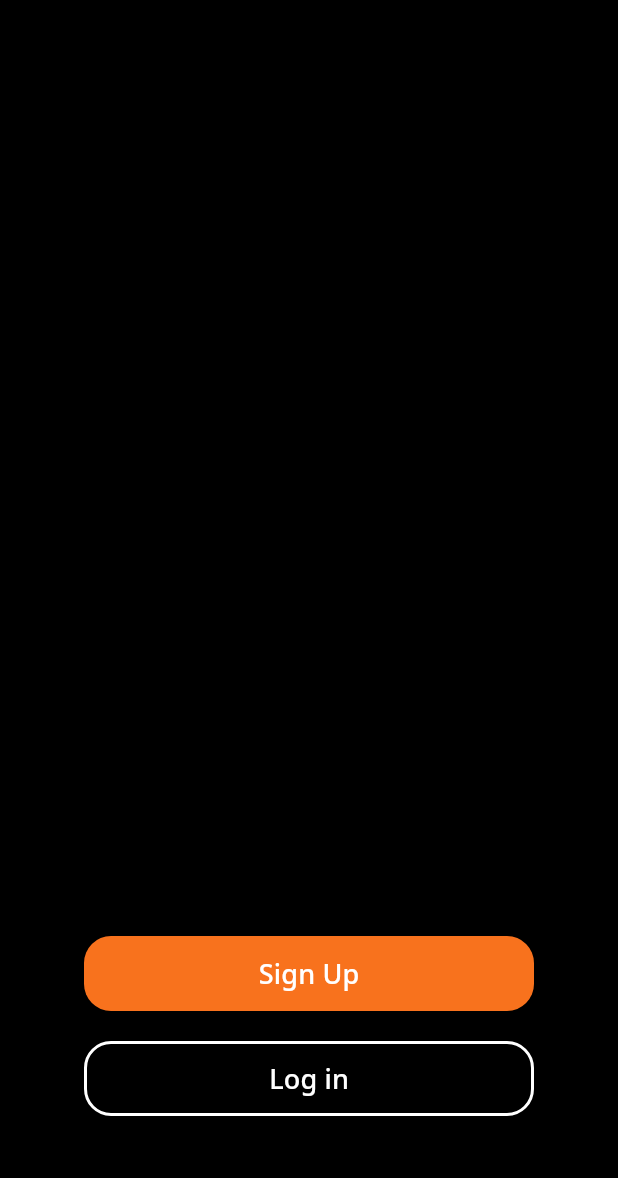
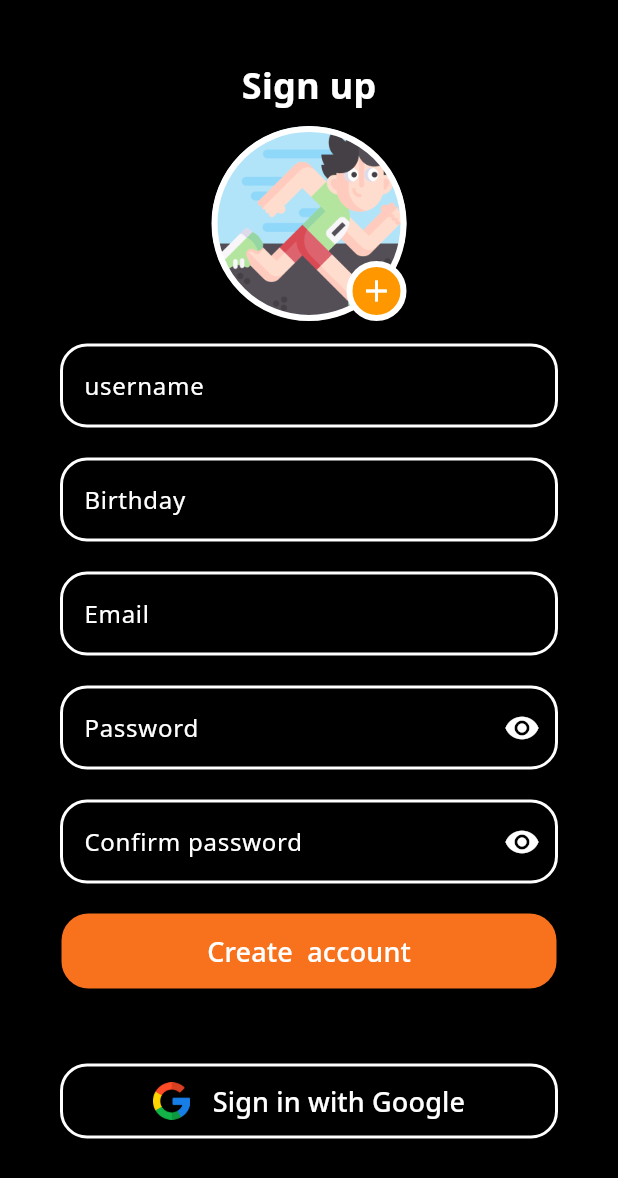
Before and after one commit to Milolikaxx/frontend_fitfit_app, a Flutter app: the screen it shows after launch, after a tap on "Sign Up", on a phone screen of 412 x 824 dp. Shown: the top 1178 px of the screen. Run offline on Flutter 3.47's test engine with Material 3 defaults, Android fonts, the phone set to English and light mode, and no system bars; our stand-ins replace dio, firebase_core, get, google_fonts, google_sign_in, image_picker; accounts and stored records are empty.

Commit message:
signUp page

```diff
--- /dev/null
+++ b/lib/pages/signup.dart
@@ -0,0 +1,419 @@
+import 'dart:developer';
+
+import 'package:dio/dio.dart';
+import 'package:flutter/material.dart';
+import 'package:image_picker/image_picker.dart';
+import 'package:intl/intl.dart';
+
+class SignUpPage extends StatefulWidget {
+  const SignUpPage({super.key});
+
+  @override
+  State<SignUpPage> createState() => _SignUpPageState();
+}
+
+class _SignUpPageState extends State<SignUpPage> {
+  var nameController = TextEditingController();
+  var dateController = TextEditingController();
+  bool _isPasswordVisible = false;
+  bool _isconPasswordVisible = false;
+  final confirmPasswordController = TextEditingController();
+  var passwordController = TextEditingController();
+  var imgPick = "";
+  DateTime? pickedDate;
+  @override
+  void initState() {
+    super.initState();
+    imgPick = "";
+  }
+  @override
+  Widget build(BuildContext context) {
+    return Scaffold(
+      backgroundColor: Colors.black,
+      body: SingleChildScrollView(
+        child: Padding(
+          padding: const EdgeInsets.all(40.0),
+          child: Center(
+            child: Column(
+              children: [
+                const Text(
+                  'Sign up',
+                  style: TextStyle(
+                    fontSize: 24,
+                    fontWeight: FontWeight.bold,
+                    color: Color.fromARGB(255, 255, 255, 255),
+                  ),
+                ),
+                Padding(
+                  padding: const EdgeInsets.only(top: 10),
+                  child: (imgPick != "") ? profileImg() : profileNoImg(),
+                ),
+                Padding(
+                  padding: const EdgeInsets.only(top: 15, bottom: 10),
+                  child: TextFormField(
+                    controller: nameController,
+                    validator: (value) {
+                      if (value == null || value.isEmpty) {
+                        return 'Please enter your name.';
+                      }
+                      return null;
+                    },
+                    style: const TextStyle(color: Colors.white),
+                    decoration: InputDecoration(
+                      hintText: 'username',
+                      hintStyle: const TextStyle(color: Colors.white),
+                      enabledBorder: OutlineInputBorder(
+                        borderSide:
+                            const BorderSide(color: Colors.white, width: 2),
+                        borderRadius: BorderRadius.circular(18),
+                      ),
+                      focusedBorder: OutlineInputBorder(
+                        borderSide:
+                            const BorderSide(color: Colors.white, width: 2),
+                        borderRadius: BorderRadius.circular(18),
+                      ),
+                    ),
+                  ),
+                ),
+                Padding(
+                  padding: const EdgeInsets.only(top: 10, bottom: 10),
+                  child: TextFormField(
+                    controller: dateController,
+                    validator: (value) {
+                      if (value == null || value.isEmpty) {
+                        return 'Please enter your birthday.';
+                      }
+                      return null;
+                    },
+                    style: const TextStyle(color: Colors.white),
+                    decoration: InputDecoration(
+                      hintText: 'Birthday',
+                      hintStyle: const TextStyle(color: Colors.white),
+                      enabledBorder: OutlineInputBorder(
+                        borderSide:
+                            const BorderSide(color: Colors.white, width: 2),
+                        borderRadius: BorderRadius.circular(18),
+                      ),
+                      focusedBorder: OutlineInputBorder(
+                        borderSide:
+                            const BorderSide(color: Colors.white, width: 2),
+                        borderRadius: BorderRadius.circular(18),
+                      ),
+                    ),
+                    readOnly:
+                        true, //set it true, so that user will not able to edit text
+                    onTap: () async {
+                      pickedDate = await showDatePicker(
+                          context: context,
+                          initialDate: DateTime.now(),
+                          firstDate: DateTime(
+                              1800), //DateTime.now() - not to allow to choose before today.
+                          lastDate: DateTime(2100));
+                      if (pickedDate != null) {
+                        log(pickedDate
+                            .toString()); // //pickedDate output format => 2021-03-10 00:00:00.000
+                        String formattedDate =
+                            DateFormat('dd-MM-yyyy').format(pickedDate!);
+                        log(formattedDate);
+                        setState(() {
+                          dateController.text = formattedDate;
+                        });
+                      } else {
+                        log("Date is not selected");
+                      }
+                    },
+                  ),
+                ),
+                Padding(
+                  padding: const EdgeInsets.only(top: 10, bottom: 10),
+                  child: TextFormField(
+                    controller: nameController,
+                    validator: (value) {
+                      // add email validation
+                      if (value == null || value.isEmpty) {
+                        return 'Please enter some text';
+                      }
+
+                      bool emailValid = RegExp(
+                              r"^[a-zA-Z0-9.a-zA-Z0-9.!#$%&'*+-/=?^_`{|}~]+@[a-zA-Z0-9]+\.[a-zA-Z]+")
+                          .hasMatch(value);
+                      if (!emailValid) {
+                        return 'Please enter a valid email';
+                      }
+
+                      return null;
+                    },
+                    style: const TextStyle(color: Colors.white),
+                    decoration: InputDecoration(
+                      hintText: 'Email',
+                      hintStyle: const TextStyle(color: Colors.white),
+                      enabledBorder: OutlineInputBorder(
+                        borderSide:
+                            const BorderSide(color: Colors.white, width: 2),
+                        borderRadius: BorderRadius.circular(18),
+                      ),
+                      focusedBorder: OutlineInputBorder(
+                        borderSide:
+                            const BorderSide(color: Colors.white, width: 2),
+                        borderRadius: BorderRadius.circular(18),
+                      ),
+                    ),
+                  ),
+                ),
+                Padding(
+                  padding: const EdgeInsets.only(top: 10, bottom: 10),
+                  child: TextFormField(
+                    controller: passwordController,
+                    validator: (value) {
+                      if (value == null || value.isEmpty) {
+                        return 'Please enter some text';
+                      }
+
+                      if (value.length < 8) {
+                        return 'Password must be at least 8 characters';
+                      }
+                      return null;
+                    },
+                    obscureText: !_isPasswordVisible,
+                    style: const TextStyle(color: Colors.white),
+                    decoration: InputDecoration(
+                        hintText: 'Password',
+                        hintStyle: const TextStyle(color: Colors.white),
+                        enabledBorder: OutlineInputBorder(
+                          borderSide:
+                              const BorderSide(color: Colors.white, width: 2),
+                          borderRadius: BorderRadius.circular(18),
+                        ),
+                        focusedBorder: OutlineInputBorder(
+                          borderSide:
+                              const BorderSide(color: Colors.white, width: 2),
+                          borderRadius: BorderRadius.circular(18),
+                        ),
+                        suffixIcon: IconButton(
+                          color: Colors.white,
+                          icon: Icon(_isPasswordVisible
+                              ? Icons.visibility_off
+                              : Icons.visibility),
+                          onPressed: () {
+                            setState(() {
+                              _isPasswordVisible = !_isPasswordVisible;
+                            });
+                          },
+                        )),
+                  ),
+                ),
+                Padding(
+                  padding: const EdgeInsets.only(top: 10, bottom: 20),
+                  child: TextFormField(
+                    controller: confirmPasswordController,
+                    validator: (value) {
+                      if (value == null || value.isEmpty) {
+                        return 'Please enter some text';
+                      }
+
+                      if (value.length < 8) {
+                        return 'Password must be at least 8 characters';
+                      }
+                      return null;
+                    },
+                    obscureText: !_isPasswordVisible,
+                    style: const TextStyle(color: Colors.white),
+                    decoration: InputDecoration(
+                        hintText: 'Confirm password',
+                        hintStyle: const TextStyle(color: Colors.white),
+                        enabledBorder: OutlineInputBorder(
+                          borderSide:
+                              const BorderSide(color: Colors.white, width: 2),
+                          borderRadius: BorderRadius.circular(18),
+                        ),
+                        focusedBorder: OutlineInputBorder(
+                          borderSide:
+                              const BorderSide(color: Colors.white, width: 2),
+                          borderRadius: BorderRadius.circular(18),
+                        ),
+                        suffixIcon: IconButton(
+                          color: Colors.white,
+                          icon: Icon(_isconPasswordVisible
+                              ? Icons.visibility_off
+                              : Icons.visibility),
+                          onPressed: () {
+                            setState(() {
+                              _isconPasswordVisible = !_isconPasswordVisible;
+                            });
+                          },
+                        )),
+                  ),
+                ),
+                Padding(
+                  padding: const EdgeInsets.only(bottom: 50),
+                  child: ElevatedButton(
+                    onPressed: () {},
+                    style: ButtonStyle(
+                      minimumSize:
+                          MaterialStateProperty.all<Size>(const Size(330, 50)),
+                      backgroundColor: MaterialStateProperty.all<Color>(
+                          const Color(0xFFF8721D)),
+                      shape: MaterialStateProperty.all<RoundedRectangleBorder>(
+                        RoundedRectangleBorder(
+                          borderRadius: BorderRadius.circular(18),
+                        ),
+                      ),
+                    ),
+                    child: const Text(
+                      'Create  account',
+                      style: TextStyle(fontSize: 18, color: Colors.white),
+                    ),
+                  ),
+                ),
+                Padding(
+                  padding: const EdgeInsets.only(bottom: 20),
+                  child: OutlinedButton(
+                    onPressed: () {},
+                    style: ButtonStyle(
+                      minimumSize:
+                          MaterialStateProperty.all<Size>(const Size(300, 50)),
+                      side: MaterialStateProperty.all<BorderSide>(
+                          const BorderSide(
+                        color: Colors.white,
+                        width: 2.0,
+                      )),
+                      shape: MaterialStateProperty.all<RoundedRectangleBorder>(
+                        RoundedRectangleBorder(
+                          borderRadius: BorderRadius.circular(18),
+                        ),
+                      ),
+                    ),
+                    child: Row(
+                      mainAxisAlignment: MainAxisAlignment.center,
+                      children: [
+                        Padding(
+                          padding: const EdgeInsets.only(right: 10),
+                          child: Image.asset(
+                            'assets/images/google.png',
+                            width: 25,
+                          ),
+                        ),
+                        const Text(
+                          ' Sign in with Google',
+                          style: TextStyle(fontSize: 18, color: Colors.white),
+                        ),
+                      ],
+                    ),
+                  ),
+                ),
+              ],
+            ),
+          ),
+        ),
+      ),
+    );
+  }
+
+  Widget profileNoImg() {
+    return Stack(
+      children: [
+        Container(
+          width: 130,
+          height: 130,
+          decoration: BoxDecoration(
+              border: Border.all(width: 4, color: Colors.white),
+              boxShadow: [
+                BoxShadow(
+                    spreadRadius: 2,
+                    blurRadius: 10,
+                    color: Colors.black.withOpacity(0.1))
+              ],
+              shape: BoxShape.circle,
+              image: const DecorationImage(
+                  fit: BoxFit.cover,
+                  image: AssetImage('assets/images/runner.png'))),
+        ),
+        Positioned(
+            bottom: 0,
+            right: 0,
+            child: Container(
+              height: 40,
+              width: 40,
+              decoration: BoxDecoration(
+                  shape: BoxShape.circle,
+                  border: Border.all(width: 4, color: Colors.white),
+                  color: Colors.orange),
+              child: IconButton(
+                padding: EdgeInsets.zero,
+                color: Colors.white,
+                onPressed: pickImage,
+                icon: const Icon(Icons.add),
+              ),
+            ))
+      ],
+    );
+  }
+
+  Widget profileImg() {
+    return Stack(
+      children: [
+        Container(
+          width: 130,
+          height: 130,
+          decoration: BoxDecoration(
+              border: Border.all(width: 4, color: Colors.white),
+              boxShadow: [
+                BoxShadow(
+                    spreadRadius: 2,
+                    blurRadius: 10,
+                    color: Colors.black.withOpacity(0.1))
+              ],
+              shape: BoxShape.circle,
+              image: DecorationImage(
+                  fit: BoxFit.cover, image: NetworkImage(imgPick))),
+        ),
+        Positioned(
+            bottom: 0,
+            right: 0,
+            child: Container(
+              height: 40,
+              width: 40,
+              decoration: BoxDecoration(
+                  shape: BoxShape.circle,
+                  border: Border.all(width: 4, color: Colors.white),
+                  color: Colors.orange),
+              child: IconButton(
+                padding: EdgeInsets.zero,
+                color: Colors.white,
+                onPressed: () {
+                  pickImage();
+                },
+                icon: const Icon(Icons.edit),
+              ),
+            ))
+      ],
+    );
+  }
+
+  void pickImage() async {
+    final ImagePicker picker = ImagePicker();
+    final XFile? image = await picker.pickImage(source: ImageSource.gallery);
+    if (image != null) {
+      var filePath = image.path;
+      var fileName = image.name;
+      if (filePath.isNotEmpty && fileName.isNotEmpty) {
+        var formData = FormData.fromMap({
+          'file': await MultipartFile.fromFile(
+            filePath,
+            filename: fileName,
+          )
+        });
+
+        var result = await Dio()
+            .post('http://202.28.34.197:8888/cdn/fileupload', data: formData);
+        if (result.statusCode == 201) {
+          log(result.data['fileUrl']);
+          setState(() {
+            imgPick = result.data['fileUrl'];
+          });
+
+        }
+      }
+    }
+  }
+}
--- a/lib/pages/welcome.dart
+++ b/lib/pages/welcome.dart
@@ -1,5 +1,6 @@
 import 'package:flutter/material.dart';
 import 'package:frontend_fitfit_app/pages/login.dart';
+import 'package:frontend_fitfit_app/pages/signup.dart';
 import 'package:get/get.dart';
 
 class WelcomePage extends StatefulWidget {
@@ -24,10 +25,7 @@ class _WelcomePageState extends State<WelcomePage> {
               children: [
                 ElevatedButton(
                   onPressed: () {
-                    //  Navigator.pushReplacement(
-                    //     context,
-                    //     MaterialPageRoute(
-                    //         builder: (context) => const BarBottom()));
+                    Get.to(() => const SignUpPage());
                   },
                   style: ButtonStyle(
                     minimumSize:
--- a/pubspec.yaml
+++ b/pubspec.yaml
@@ -40,6 +40,10 @@ dependencies:
   provider: ^6.1.1
   google_sign_in: ^6.2.1
   firebase_core: ^2.24.2
+  intl: ^0.19.0
+  image_picker: ^1.0.5
+  dio: ^5.4.0
+
 dev_dependencies:
   flutter_test:
     sdk: flutter
```
Also changed, not shown: lib/pages/login.dart (+14 -17 lines), assets/images/runner.png (added), pubspec.lock, 6 other files.
